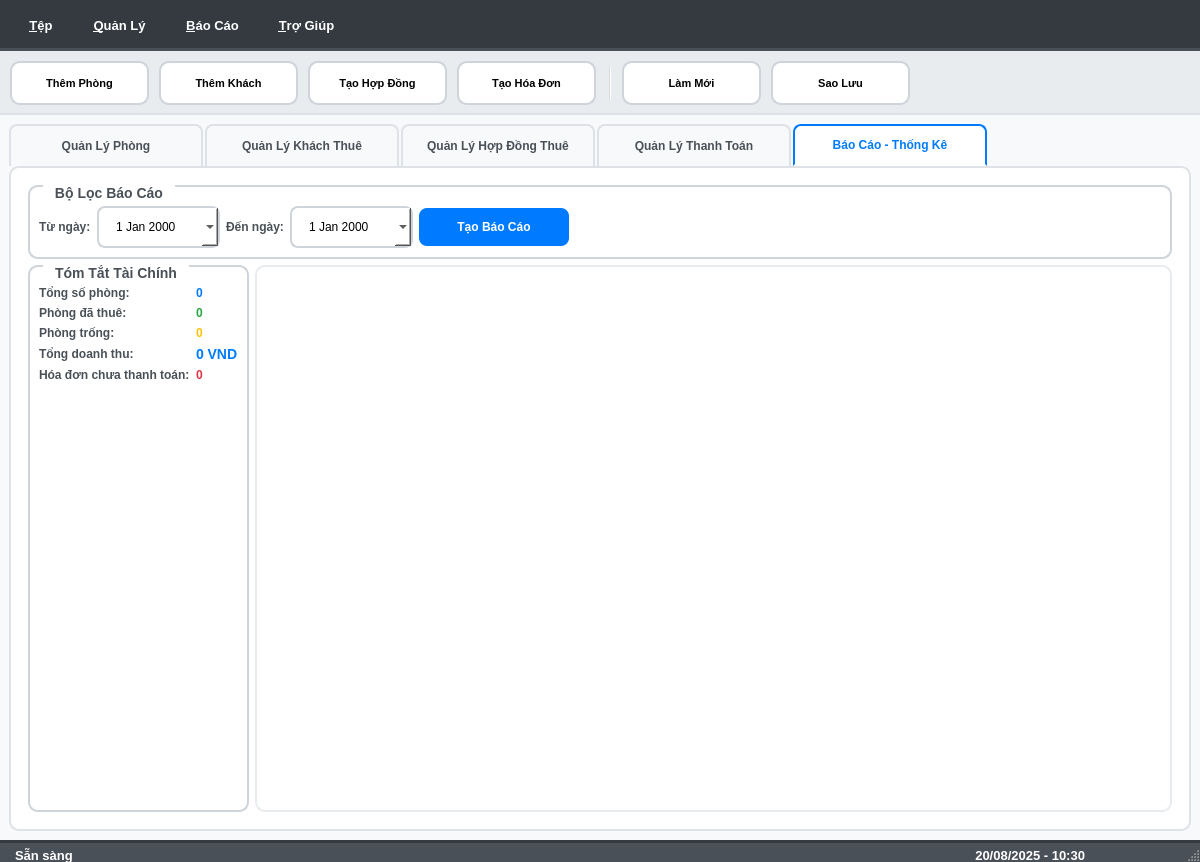
First picture: the form in ui/design/admin_main.ui, repository huymatthew/PBL02, before the edit.
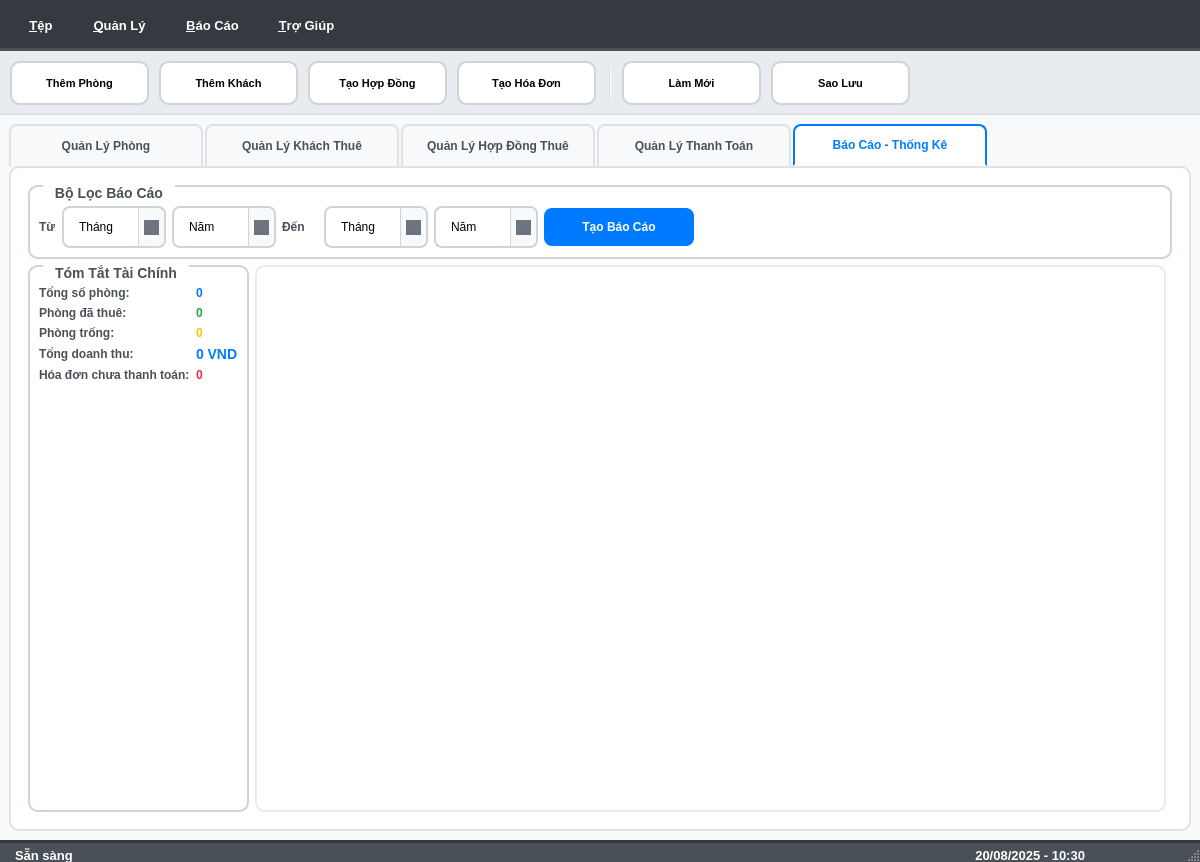
Second picture: the form after the edit. The open tabs and pages were chosen to show the change. Icons and pictures are not drawn. Custom widgets are drawn as their Qt base class.

What changed in the file:
```diff
--- a/ui/design/admin_main.ui
+++ b/ui/design/admin_main.ui
@@ -15,7 +15,7 @@
   </property>
   <property name="windowIcon">
    <iconset>
-    <normaloff>logo.png</normaloff>logo.png</iconset>
+    <normaloff>../../../../../../../.designer/backup/logo.png</normaloff>../../../../../../../.designer/backup/logo.png</iconset>
   </property>
   <property name="styleSheet">
    <string notr="true">/* Admin Window Styling */
@@ -428,7 +428,7 @@
        <enum>QTabWidget::Rounded</enum>
       </property>
       <property name="currentIndex">
-       <number>3</number>
+       <number>0</number>
       </property>
       <property name="iconSize">
        <size>
@@ -1015,7 +1015,7 @@
           <item>
            <widget class="QGroupBox" name="paymentInfoGroup">
             <property name="enabled">
-             <bool>false</bool>
+             <bool>true</bool>
             </property>
             <property name="title">
              <string>Thông Tin Thanh Toán</string>
@@ -1184,28 +1184,49 @@
              <item>
               <widget class="QLabel" name="fromDateLabel">
                <property name="text">
-                <string>Từ ngày:</string>
+                <string>Từ</string>
                </property>
               </widget>
              </item>
              <item>
-              <widget class="QDateEdit" name="fromDateEdit">
-               <property name="calendarPopup">
-                <bool>true</bool>
+              <widget class="QComboBox" name="fromMonthFilter">
+               <property name="placeholderText">
+                <string>Tháng</string>
                </property>
               </widget>
              </item>
              <item>
-              <widget class="QLabel" name="toDateLabel">
+              <widget class="QComboBox" name="fromYearFilter">
+               <property name="placeholderText">
+                <string>Năm</string>
+               </property>
+              </widget>
+             </item>
+             <item>
+              <widget class="QLabel" name="label_6">
                <property name="text">
-                <string>Đến ngày:</string>
+                <string>Đến</string>
                </property>
               </widget>
              </item>
              <item>
-              <widget class="QDateEdit" name="toDateEdit">
-               <property name="calendarPopup">
-                <bool>true</bool>
+              <widget class="QLabel" name="label_5">
+               <property name="text">
+                <string/>
+               </property>
+              </widget>
+             </item>
+             <item>
+              <widget class="QComboBox" name="toMonthFilter">
+               <property name="placeholderText">
+                <string>Tháng</string>
+               </property>
+              </widget>
+             </item>
+             <item>
+              <widget class="QComboBox" name="toYearFilter">
+               <property name="placeholderText">
+                <string>Năm</string>
                </property>
               </widget>
              </item>
@@ -1347,6 +1368,9 @@
             </property>
            </widget>
           </item>
+          <item>
+           <widget class="QChartView" name="chartView" native="true"/>
+          </item>
          </layout>
         </item>
        </layout>
@@ -1846,6 +1870,14 @@
    </property>
   </action>
  </widget>
+ <customwidgets>
+  <customwidget>
+   <class>QChartView</class>
+   <extends>QWidget</extends>
+   <header location="global">QChartView</header>
+   <container>1</container>
+  </customwidget>
+ </customwidgets>
  <resources/>
  <connections/>
 </ui>
```
